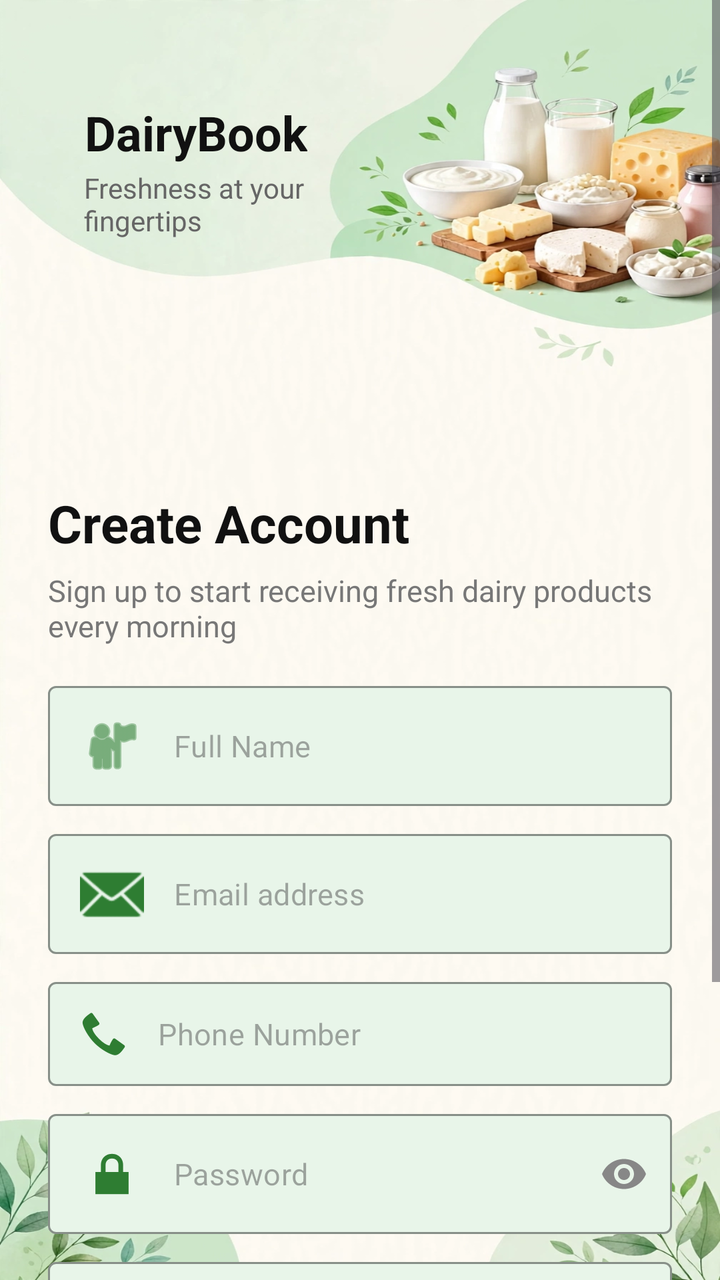
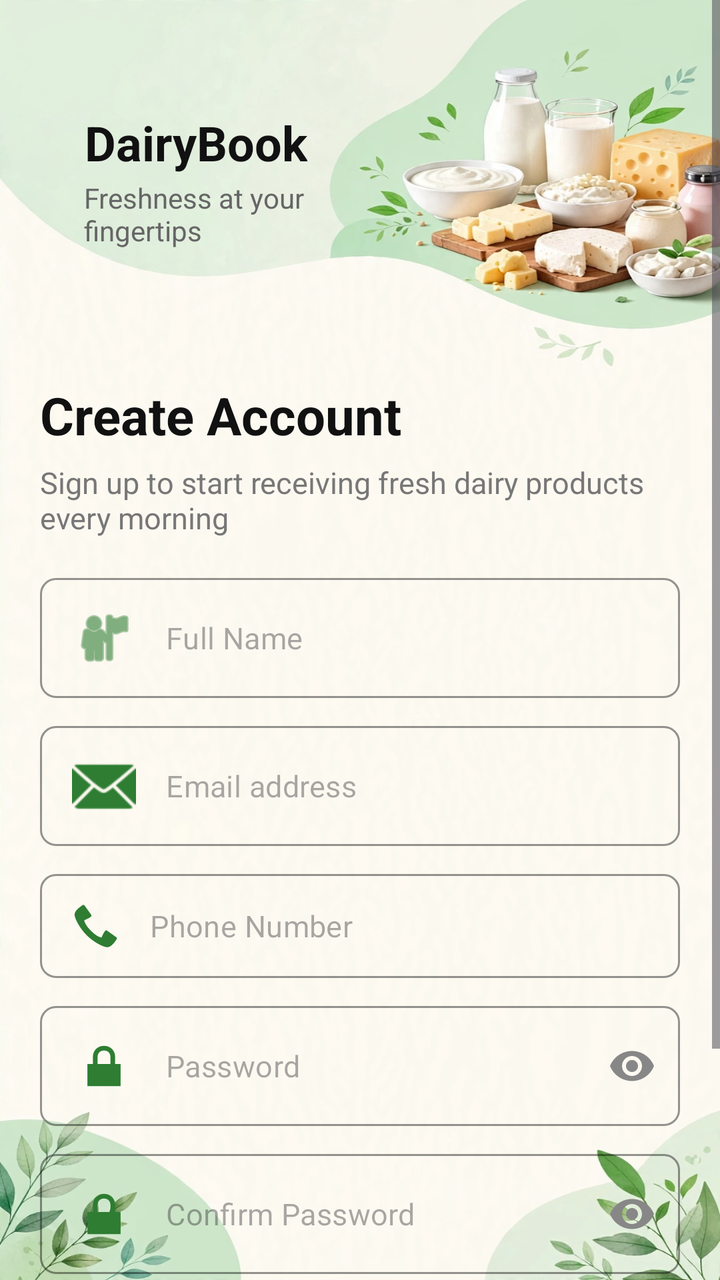

Compare the two renders of this Android layout. The source of the first and the diff that turns it into the second are given below.
<!-- AndroidManifest.xml: application theme Theme.DairyBook -->
<!-- res/layout/activity_register.xml -->
<?xml version="1.0" encoding="utf-8"?>
<ScrollView xmlns:android="http://schemas.android.com/apk/res/android"
    xmlns:app="http://schemas.android.com/apk/res-auto"
    android:layout_width="match_parent"
    android:layout_height="match_parent"
    android:background="@drawable/back2"
    android:fillViewport="true">

    <RelativeLayout
        android:layout_width="match_parent"
        android:layout_height="wrap_content">

        
        <RelativeLayout
            android:id="@+id/topHeader"
            android:layout_width="match_parent"
            android:layout_height="220dp"
            android:background="#00FFEFE6"
            android:padding="20dp">

            
            <LinearLayout
                android:layout_width="wrap_content"
                android:layout_height="wrap_content"
                android:layout_marginTop="30dp"
                android:layout_marginStart="2dp"
                android:orientation="vertical"
                >

                <LinearLayout
                    android:layout_width="wrap_content"
                    android:layout_height="wrap_content"
                    android:gravity="center_vertical"
                    android:orientation="horizontal">

                    
                    <ImageView
                        android:layout_width="32dp"
                        android:layout_height="32dp"

                        app:tint="#FF5722" />

                    <TextView
                        android:layout_width="wrap_content"
                        android:layout_height="wrap_content"
                        android:layout_marginStart="-12dp"
                        android:text="DairyBook"
                        android:textColor="#111111"
                        android:textSize="24sp"
                        android:textStyle="bold" />
                </LinearLayout>

                <TextView
                    android:layout_width="wrap_content"
                    android:layout_height="wrap_content"
                    android:layout_marginTop="2dp"
                    android:layout_marginStart="20dp"
                    android:text="Freshness at your\nfingertips"
                    android:textColor="#666666"
                    android:textSize="14sp" />
            </LinearLayout>

        </RelativeLayout>

        
        <LinearLayout
            android:layout_width="match_parent"
            android:layout_height="wrap_content"
            android:layout_below="@id/topHeader"
            android:orientation="vertical"
            android:padding="24dp">

            <TextView
                android:layout_width="wrap_content"
                android:layout_height="wrap_content"
                android:text="Create Account"
                android:textColor="#111111"
                android:textSize="26sp"
                android:textStyle="bold" />

            <TextView
                android:layout_width="wrap_content"
                android:layout_height="wrap_content"
                android:layout_marginTop="6dp"
                android:text="Sign up to start receiving fresh dairy products every morning"
                android:textColor="#777777"
                android:textSize="15sp" />

            
            <com.google.android.material.textfield.TextInputLayout
                style="@style/Widget.MaterialComponents.TextInputLayout.OutlinedBox"
                android:layout_width="match_parent"
                android:layout_height="wrap_content"
                android:layout_marginTop="20dp"
                app:boxBackgroundColor="#E8F5E9"
                app:boxCornerRadiusBottomEnd="4dp"
                app:boxCornerRadiusBottomStart="4dp"
                app:boxCornerRadiusTopEnd="4dp"
                app:boxCornerRadiusTopStart="4dp"
                app:boxStrokeColor="#cccccc"
                app:hintEnabled="false">

                <com.google.android.material.textfield.TextInputEditText
                    android:id="@+id/etFullName"
                    android:layout_width="match_parent"
                    android:layout_height="wrap_content"
                    android:drawableStart="@android:drawable/ic_menu_myplaces"
                    android:drawablePadding="15dp"
                    android:drawableTint="#2E7D32"
                    android:hint="Full Name"
                    android:inputType="textPersonName"
                    android:paddingHorizontal="16dp"
                    android:paddingVertical="14dp"
                    android:textColor="#111111"
                    android:textSize="15sp" />
            </com.google.android.material.textfield.TextInputLayout>

            
            <com.google.android.material.textfield.TextInputLayout
                style="@style/Widget.MaterialComponents.TextInputLayout.OutlinedBox"
                android:layout_width="match_parent"
                android:layout_height="wrap_content"
                android:layout_marginTop="14dp"
                app:boxBackgroundColor="#E8F5E9"
                app:boxCornerRadiusBottomEnd="4dp"
                app:boxCornerRadiusBottomStart="4dp"
                app:boxCornerRadiusTopEnd="4dp"
                app:boxCornerRadiusTopStart="4dp"
                app:boxStrokeColor="#cccccc"
                app:hintEnabled="false">

                <com.google.android.material.textfield.TextInputEditText
                    android:id="@+id/etRegEmail"
                    android:layout_width="match_parent"
                    android:layout_height="wrap_content"
                    android:drawableStart="@android:drawable/ic_dialog_email"
                    android:drawablePadding="15dp"
                    android:drawableTint="#2E7D32"
                    android:hint="Email address"
                    android:inputType="textEmailAddress"
                    android:paddingHorizontal="16dp"
                    android:paddingVertical="14dp"
                    android:textColor="#111111"
                    android:textSize="15sp" />
            </com.google.android.material.textfield.TextInputLayout>

            
            <com.google.android.material.textfield.TextInputLayout
                style="@style/Widget.MaterialComponents.TextInputLayout.OutlinedBox"
                android:layout_width="match_parent"
                android:layout_height="wrap_content"
                android:layout_marginTop="14dp"
                app:boxBackgroundColor="#E8F5E9"
                app:boxCornerRadiusBottomEnd="4dp"
                app:boxCornerRadiusBottomStart="4dp"
                app:boxCornerRadiusTopEnd="4dp"
                app:boxCornerRadiusTopStart="4dp"
                app:boxStrokeColor="#cccccc"
                app:hintEnabled="false">

                <com.google.android.material.textfield.TextInputEditText
                    android:id="@+id/etPhone"
                    android:layout_width="match_parent"
                    android:layout_height="wrap_content"
                    android:drawableStart="@android:drawable/stat_sys_phone_call"
                    android:drawablePadding="15dp"
                    android:drawableTint="#2E7D32"
                    android:hint="Phone Number"
                    android:inputType="phone"
                    android:paddingHorizontal="16dp"
                    android:paddingVertical="14dp"
                    android:textColor="#111111"
                    android:textSize="15sp" />
            </com.google.android.material.textfield.TextInputLayout>

            
            <com.google.android.material.textfield.TextInputLayout
                style="@style/Widget.MaterialComponents.TextInputLayout.OutlinedBox"
                android:layout_width="match_parent"
                android:layout_height="wrap_content"
                android:layout_marginTop="14dp"
                app:boxBackgroundColor="#E8F5E9"
                app:boxCornerRadiusBottomEnd="4dp"
                app:boxCornerRadiusBottomStart="4dp"
                app:boxCornerRadiusTopEnd="4dp"
                app:boxCornerRadiusTopStart="4dp"
                app:boxStrokeColor="#cccccc"
                app:endIconMode="password_toggle"
                app:endIconTint="#878787"
                app:hintEnabled="false">

                <com.google.android.material.textfield.TextInputEditText
                    android:id="@+id/etRegPassword"
                    android:layout_width="match_parent"
                    android:layout_height="wrap_content"
                    android:drawableStart="@android:drawable/ic_lock_lock"
                    android:drawablePadding="15dp"
                    android:drawableTint="#2E7D32"
                    android:hint="Password"
                    android:inputType="textPassword"
                    android:paddingHorizontal="16dp"
                    android:paddingVertical="14dp"
                    android:textColor="#111111"
                    android:textSize="15sp" />
            </com.google.android.material.textfield.TextInputLayout>

            
            <com.google.android.material.textfield.TextInputLayout
                style="@style/Widget.MaterialComponents.TextInputLayout.OutlinedBox"
                android:layout_width="match_parent"
                android:layout_height="wrap_content"
                android:layout_marginTop="14dp"
                app:boxBackgroundColor="#E8F5E9"
                app:boxCornerRadiusBottomEnd="4dp"
                app:boxCornerRadiusBottomStart="4dp"
                app:boxCornerRadiusTopEnd="4dp"
                app:boxCornerRadiusTopStart="4dp"
                app:boxStrokeColor="#cccccc"
                app:endIconMode="password_toggle"
                app:endIconTint="#878787"
                app:hintEnabled="false">

                <com.google.android.material.textfield.TextInputEditText
                    android:id="@+id/etConfirmPassword"
                    android:layout_width="match_parent"
                    android:layout_height="wrap_content"
                    android:drawableStart="@android:drawable/ic_lock_lock"
                    android:drawablePadding="15dp"
                    android:drawableTint="#2E7D32"
                    android:hint="Confirm Password"
                    android:inputType="textPassword"
                    android:paddingHorizontal="16dp"
                    android:paddingVertical="14dp"
                    android:textColor="#111111"
                    android:textSize="15sp" />
            </com.google.android.material.textfield.TextInputLayout>

            
            <com.google.android.material.button.MaterialButton
                android:id="@+id/btnRegister"
                android:layout_width="match_parent"
                android:layout_height="56dp"
                android:layout_marginTop="24dp"
                android:backgroundTint="#4CAF50"
                android:text="Sign Up  ➔"
                android:textAllCaps="false"
                android:textColor="#FFFFFF"
                android:textSize="16sp"
                android:textStyle="bold"
                app:cornerRadius="28dp" />

            
            <LinearLayout
                android:layout_width="wrap_content"
                android:layout_height="wrap_content"
                android:layout_gravity="center_horizontal"
                android:layout_marginTop="20dp"
                android:orientation="horizontal">

                <TextView
                    android:layout_width="wrap_content"
                    android:layout_height="wrap_content"
                    android:text="Already have an account? "
                    android:textColor="#666666"
                    android:textSize="14sp" />

                <TextView
                    android:id="@+id/tvLogin"
                    android:layout_width="wrap_content"
                    android:layout_height="wrap_content"
                    android:text="Log in"
                    android:textColor="#FF5722"
                    android:textSize="14sp"
                    android:textStyle="bold" />
            </LinearLayout>

        </LinearLayout>
    </RelativeLayout>
</ScrollView>
<!-- resources referenced by this layout -->
<resources>
  <!-- drawable back2: jpg bitmap (drawable, 110158 bytes) -->
  <style name="Theme.DairyBook" parent="Base.Theme.DairyBook" />
  <style name="Base.Theme.DairyBook" parent="Theme.Material3.DayNight.NoActionBar">
          
          
      </style>
</resources>

<!-- the commit's change to res/layout/activity_register.xml (unified diff, before → after) -->
@@ -14,7 +14,7 @@
         <RelativeLayout
             android:id="@+id/topHeader"
             android:layout_width="match_parent"
-            android:layout_height="220dp"
+            android:layout_height="190dp"
             android:background="#00FFEFE6"
             android:padding="20dp">
 
@@ -22,7 +22,7 @@
             <LinearLayout
                 android:layout_width="wrap_content"
                 android:layout_height="wrap_content"
-                android:layout_marginTop="30dp"
+                android:layout_marginTop="35dp"
                 android:layout_marginStart="2dp"
                 android:orientation="vertical"
                 >
@@ -68,7 +68,9 @@
             android:layout_height="wrap_content"
             android:layout_below="@id/topHeader"
             android:orientation="vertical"
-            android:padding="24dp">
+            android:paddingStart="20dp"
+            android:paddingEnd="20dp"
+           android:paddingBottom="25dp">
 
             <TextView
                 android:layout_width="wrap_content"
@@ -92,11 +94,11 @@
                 android:layout_width="match_parent"
                 android:layout_height="wrap_content"
                 android:layout_marginTop="20dp"
-                app:boxBackgroundColor="#E8F5E9"
-                app:boxCornerRadiusBottomEnd="4dp"
-                app:boxCornerRadiusBottomStart="4dp"
-                app:boxCornerRadiusTopEnd="4dp"
-                app:boxCornerRadiusTopStart="4dp"
+                app:boxBackgroundColor="#00E8F5E9"
+                app:boxCornerRadiusBottomEnd="8dp"
+                app:boxCornerRadiusBottomStart="8dp"
+                app:boxCornerRadiusTopEnd="8dp"
+                app:boxCornerRadiusTopStart="8dp"
                 app:boxStrokeColor="#cccccc"
                 app:hintEnabled="false">
 
@@ -121,11 +123,11 @@
                 android:layout_width="match_parent"
                 android:layout_height="wrap_content"
                 android:layout_marginTop="14dp"
-                app:boxBackgroundColor="#E8F5E9"
-                app:boxCornerRadiusBottomEnd="4dp"
-                app:boxCornerRadiusBottomStart="4dp"
-                app:boxCornerRadiusTopEnd="4dp"
-                app:boxCornerRadiusTopStart="4dp"
+                app:boxBackgroundColor="#00E8F5E9"
+                app:boxCornerRadiusBottomEnd="8dp"
+                app:boxCornerRadiusBottomStart="8dp"
+                app:boxCornerRadiusTopEnd="8dp"
+                app:boxCornerRadiusTopStart="8dp"
                 app:boxStrokeColor="#cccccc"
                 app:hintEnabled="false">
 
@@ -150,11 +152,11 @@
                 android:layout_width="match_parent"
                 android:layout_height="wrap_content"
                 android:layout_marginTop="14dp"
-                app:boxBackgroundColor="#E8F5E9"
-                app:boxCornerRadiusBottomEnd="4dp"
-                app:boxCornerRadiusBottomStart="4dp"
-                app:boxCornerRadiusTopEnd="4dp"
-                app:boxCornerRadiusTopStart="4dp"
+                app:boxBackgroundColor="#00E8F5E9"
+                app:boxCornerRadiusBottomEnd="8dp"
+                app:boxCornerRadiusBottomStart="8dp"
+                app:boxCornerRadiusTopEnd="8dp"
+                app:boxCornerRadiusTopStart="8dp"
                 app:boxStrokeColor="#cccccc"
                 app:hintEnabled="false">
 
@@ -179,11 +181,11 @@
                 android:layout_width="match_parent"
                 android:layout_height="wrap_content"
                 android:layout_marginTop="14dp"
-                app:boxBackgroundColor="#E8F5E9"
-                app:boxCornerRadiusBottomEnd="4dp"
-                app:boxCornerRadiusBottomStart="4dp"
-                app:boxCornerRadiusTopEnd="4dp"
-                app:boxCornerRadiusTopStart="4dp"
+                app:boxBackgroundColor="#00E8F5E9"
+                app:boxCornerRadiusBottomEnd="8dp"
+                app:boxCornerRadiusBottomStart="8dp"
+                app:boxCornerRadiusTopEnd="8dp"
+                app:boxCornerRadiusTopStart="8dp"
                 app:boxStrokeColor="#cccccc"
                 app:endIconMode="password_toggle"
                 app:endIconTint="#878787"
@@ -210,11 +212,11 @@
                 android:layout_width="match_parent"
                 android:layout_height="wrap_content"
                 android:layout_marginTop="14dp"
-                app:boxBackgroundColor="#E8F5E9"
-                app:boxCornerRadiusBottomEnd="4dp"
-                app:boxCornerRadiusBottomStart="4dp"
-                app:boxCornerRadiusTopEnd="4dp"
-                app:boxCornerRadiusTopStart="4dp"
+                app:boxBackgroundColor="#00E8F5E9"
+                app:boxCornerRadiusBottomEnd="8dp"
+                app:boxCornerRadiusBottomStart="8dp"
+                app:boxCornerRadiusTopEnd="8dp"
+                app:boxCornerRadiusTopStart="8dp"
                 app:boxStrokeColor="#cccccc"
                 app:endIconMode="password_toggle"
                 app:endIconTint="#878787"
@@ -247,7 +249,7 @@
                 android:textColor="#FFFFFF"
                 android:textSize="16sp"
                 android:textStyle="bold"
-                app:cornerRadius="28dp" />
+                app:cornerRadius="8dp" />
 
             
             <LinearLayout
